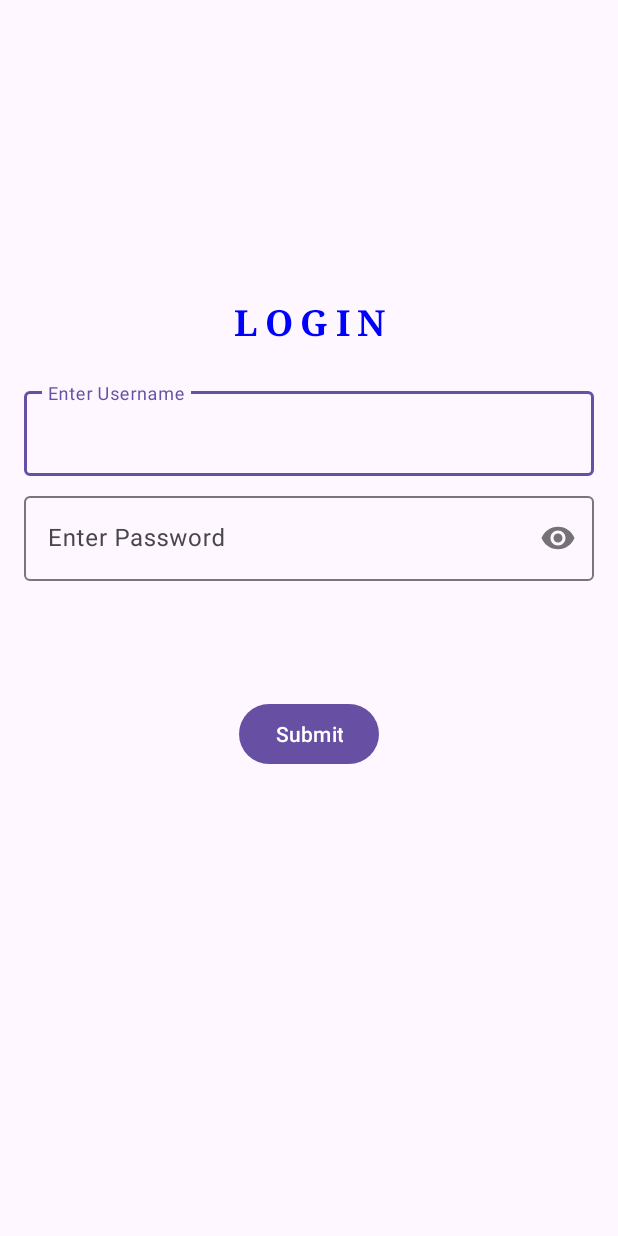
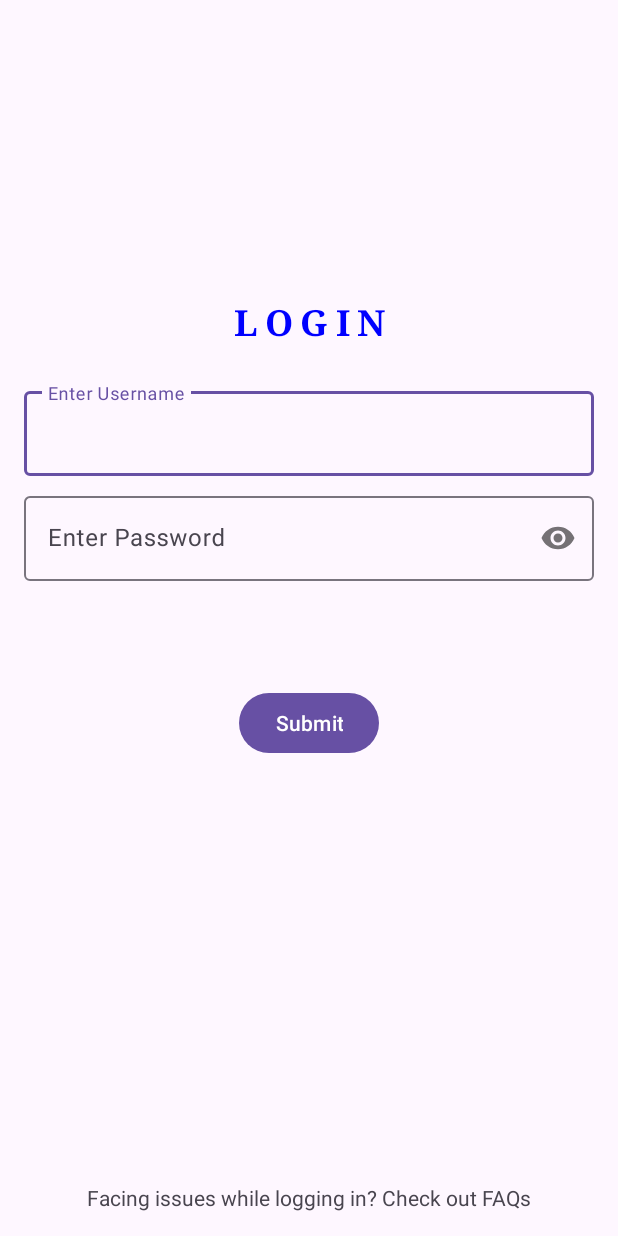
Before and after one commit to neelanshsahai/aadk3_sample_app_1, an Android app: the screen it shows after launch (MainActivity), on a phone screen of 412 x 824 dp. Run offline under Robolectric (Android 15) with nearby library versions, the phone set to English and light mode, and no system bars.

```diff
--- a/app/src/main/AndroidManifest.xml
+++ b/app/src/main/AndroidManifest.xml
@@ -1,6 +1,5 @@
 <?xml version="1.0" encoding="utf-8"?>
-<manifest
-    xmlns:android="http://schemas.android.com/apk/res/android"
+<manifest xmlns:android="http://schemas.android.com/apk/res/android"
     xmlns:tools="http://schemas.android.com/tools">
 
     <application
@@ -14,6 +13,9 @@
         android:theme="@style/Theme.AADK3App1"
         tools:targetApi="31">
         <activity
+            android:name=".WelcomeActivity"
+            android:exported="false" />
+        <activity
             android:name=".MainActivity"
             android:exported="true">
             <intent-filter>
--- /dev/null
+++ b/app/src/main/java/com/example/aadk_3app1/Const.kt
@@ -0,0 +1,5 @@
+package com.example.aadk_3app1
+
+// Sort of a best practice to do when working with unique keys or constants
+const val USERNAME_KEY: String = "uniqueKeyForUsername"
+const val PASSWORD_KEY: String = "uniqueKeyForPassword"
--- a/app/src/main/res/layout/activity_main.xml
+++ b/app/src/main/res/layout/activity_main.xml
@@ -74,9 +74,19 @@
         android:layout_height="wrap_content"
         android:text="Submit"
         app:layout_constraintVertical_bias="0.20"
-        app:layout_constraintBottom_toBottomOf="parent"
+        app:layout_constraintBottom_toTopOf="@id/tvGotoFAQs"
         app:layout_constraintEnd_toEndOf="parent"
         app:layout_constraintStart_toStartOf="parent"
         app:layout_constraintTop_toBottomOf="@id/etPassword" />
 
+    <TextView
+        android:id="@+id/tvGotoFAQs"
+        android:layout_width="wrap_content"
+        android:layout_height="wrap_content"
+        android:text="Facing issues while logging in? Check out FAQs"
+        android:layout_marginBottom="16dp"
+        app:layout_constraintStart_toStartOf="parent"
+        app:layout_constraintEnd_toEndOf="parent"
+        app:layout_constraintBottom_toBottomOf="parent"/>
+
 </androidx.constraintlayout.widget.ConstraintLayout>
```
Also changed, not shown: app/src/main/java/com/example/aadk_3app1/MainActivity.kt (+65 -3 lines), app/src/main/java/com/example/aadk_3app1/WelcomeActivity.kt (added, +23 -0 lines), app/src/main/res/layout/activity_welcome.xml (added, +19 -0 lines).
